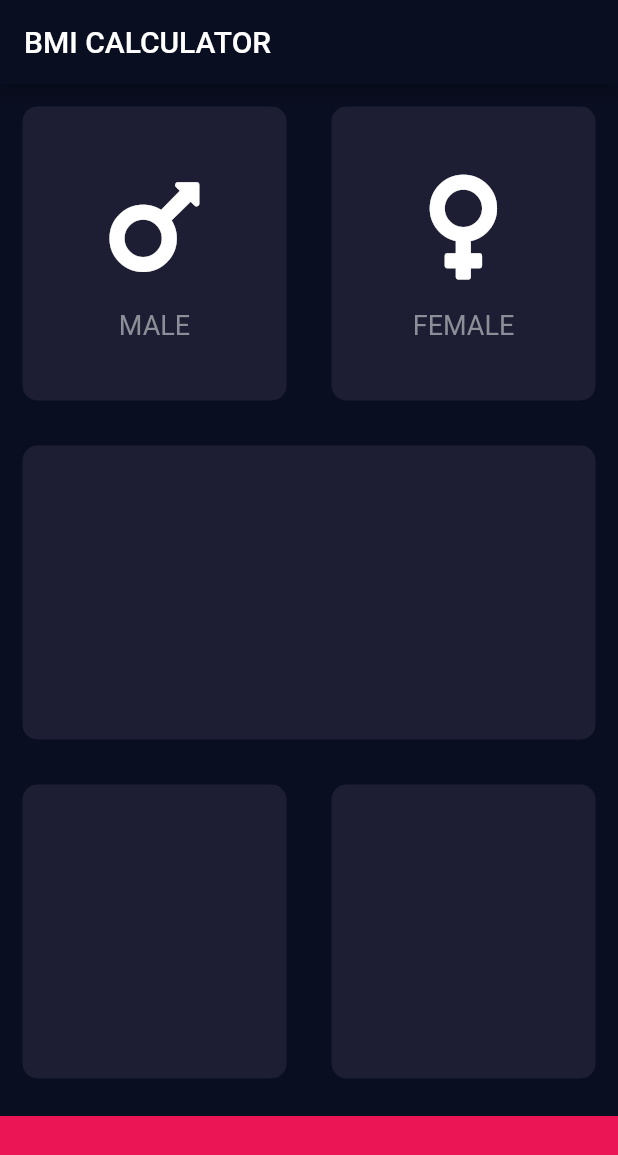
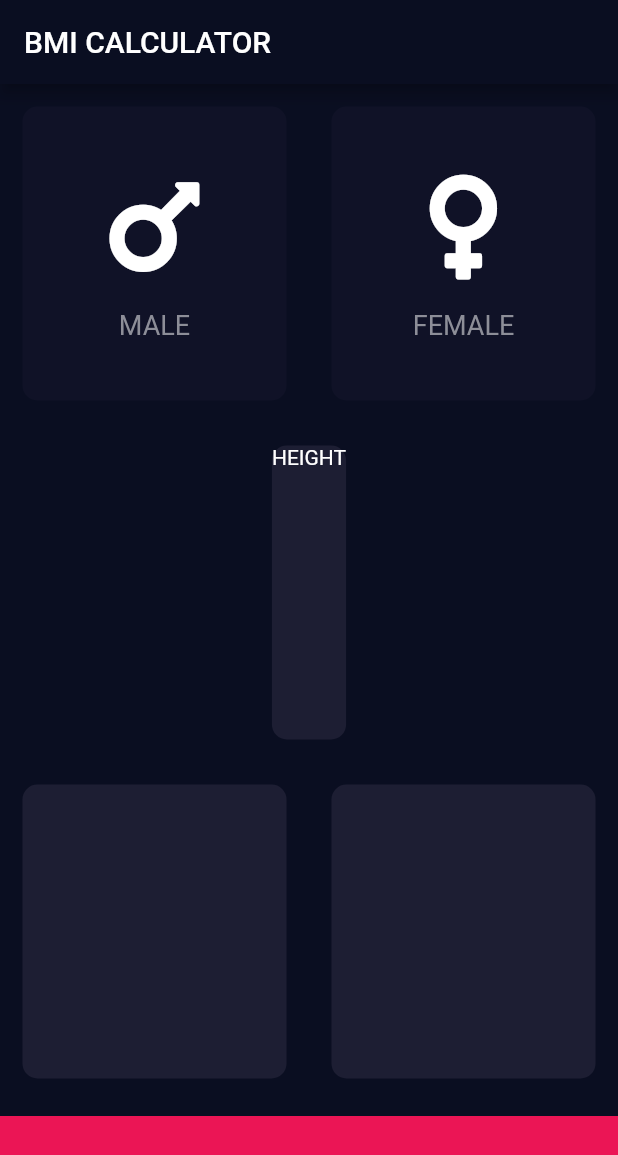
Before and after one commit to eoanodea/flutter-bmi-calculator, a Flutter app: the screen it shows after launch, on a phone screen of 412 x 824 dp. Shown: the top 1155 px of the screen. Run offline on Flutter 3.47's test engine with Material 2 defaults, Android fonts, the phone set to English and light mode, and no system bars; our stand-ins replace font_awesome_flutter.

Commit message:
Added on press function to reuseable card file, cleaned up code and created constants file

```diff
--- /dev/null
+++ b/lib/constants.dart
@@ -0,0 +1,11 @@
+import 'package:flutter/material.dart';
+
+const bottomContainerHeight = 80.0;
+const activeCardColour = Color(0xFF1D1E33);
+const inactiveCardColour = Color(0xDD111328);
+const bottomContainerColour = Color(0xFFEB1555);
+
+const labelTextStyle = TextStyle(
+  fontSize: 18.0,
+  color: Color(0xFF8D8E98),
+);
--- a/lib/icon_content.dart
+++ b/lib/icon_content.dart
@@ -1,4 +1,6 @@
 import 'package:flutter/material.dart';
+
+import 'constants.dart';
 
 class IconContainer extends StatelessWidget {
   IconContainer({this.icon, this.label});
@@ -18,10 +20,7 @@ class IconContainer extends StatelessWidget {
         SizedBox(height: 15.0),
         Text(
           label,
-          style: TextStyle(
-            fontSize: 18.0,
-            color: Color(0xFF8D8E98),
-          ),
+          style: labelTextStyle,
         )
       ],
     );
--- a/lib/input_page.dart
+++ b/lib/input_page.dart
@@ -2,11 +2,10 @@ import 'package:flutter/material.dart';
 import 'package:flutter_bmi_calculator/resuable_card.dart';
 import 'package:font_awesome_flutter/font_awesome_flutter.dart';
 
+import 'constants.dart';
 import 'icon_content.dart';
 
-const bottomContainerHeight = 80.0;
-const activeCardColour = Color(0xFF1D1E33);
-const bottomContainerColour = Color(0xFFEB1555);
+enum Gender { male, female }
 
 class InputPage extends StatefulWidget {
   @override
@@ -14,6 +13,11 @@ class InputPage extends StatefulWidget {
 }
 
 class _InputPageState extends State<InputPage> {
+  Color maleCardColour = inactiveCardColour;
+  Color femaleCardColour = inactiveCardColour;
+
+  Gender selectedGener;
+
   @override
   Widget build(BuildContext context) {
     return Scaffold(
@@ -26,8 +30,15 @@ class _InputPageState extends State<InputPage> {
             child: Row(
               children: [
                 Expanded(
-                  child: ResuableCard(
-                    colour: activeCardColour,
+                  child: ReuseableCard(
+                    onPress: () {
+                      setState(() {
+                        selectedGener = Gender.male;
+                      });
+                    },
+                    colour: selectedGener == Gender.male
+                        ? activeCardColour
+                        : inactiveCardColour,
                     cardChild: IconContainer(
                       icon: FontAwesomeIcons.mars,
                       label: "MALE",
@@ -35,30 +46,44 @@ class _InputPageState extends State<InputPage> {
                   ),
                 ),
                 Expanded(
-                  child: ResuableCard(
-                    colour: activeCardColour,
+                  child: ReuseableCard(
+                    onPress: () {
+                      setState(
+                        () {
+                          selectedGener = Gender.female;
+                        },
+                      );
+                    },
+                    colour: selectedGener == Gender.female
+                        ? activeCardColour
+                        : inactiveCardColour,
                     cardChild: IconContainer(
                       icon: FontAwesomeIcons.venus,
                       label: "FEMALE",
                     ),
                   ),
-                ),
+                )
               ],
             ),
           ),
           Expanded(
-            child: ResuableCard(colour: activeCardColour),
+            child: ReuseableCard(
+              colour: activeCardColour,
+              cardChild: Column(
+                children: <Widget>[Text('HEIGHT')],
+              ),
+            ),
           ),
           Expanded(
             child: Row(
               children: [
                 Expanded(
-                  child: ResuableCard(
+                  child: ReuseableCard(
                     colour: Color(0xFF1D1E33),
                   ),
                 ),
                 Expanded(
-                  child: ResuableCard(
+                  child: ReuseableCard(
                     colour: Color(0xFF1D1E33),
                   ),
                 ),
--- a/lib/resuable_card.dart
+++ b/lib/resuable_card.dart
@@ -1,19 +1,23 @@
 import 'package:flutter/material.dart';
 
-class ResuableCard extends StatelessWidget {
-  ResuableCard({@required this.colour, this.cardChild});
+class ReuseableCard extends StatelessWidget {
+  ReuseableCard({@required this.colour, this.cardChild, this.onPress});
 
   final Color colour;
   final Widget cardChild;
+  final Function onPress;
 
   @override
   Widget build(BuildContext context) {
-    return Container(
-      child: cardChild,
-      margin: EdgeInsets.all(15.0),
-      decoration: BoxDecoration(
-        color: colour,
-        borderRadius: BorderRadius.circular(10.0),
+    return GestureDetector(
+      onTap: onPress,
+      child: Container(
+        child: cardChild,
+        margin: EdgeInsets.all(15.0),
+        decoration: BoxDecoration(
+          color: colour,
+          borderRadius: BorderRadius.circular(10.0),
+        ),
       ),
     );
   }
```
